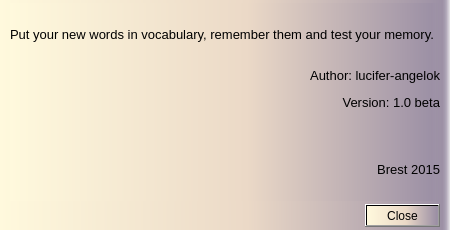
This is about.ui in igor-sobolev/Mini_Vocabulary as Qt 5 draws it before an edit. The edited form follows.
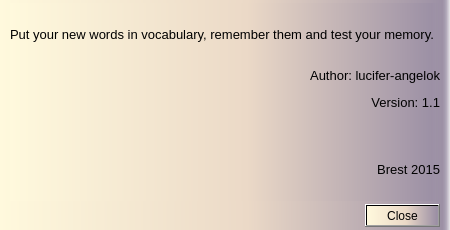
This is the edited form. Icons and pictures are not drawn.

Patch:
```diff
--- a/about.ui
+++ b/about.ui
@@ -80,7 +80,7 @@
       <string notr="true"/>
      </property>
      <property name="text">
-      <string>&lt;html&gt;&lt;head/&gt;&lt;body&gt;&lt;p&gt;&lt;span style=&quot; font-size:10pt;&quot;&gt;Put your new words in vocabulary, remember them and test your memory.&lt;br/&gt;&lt;/span&gt;&lt;/p&gt;&lt;p align=&quot;right&quot;&gt;&lt;span style=&quot; font-size:10pt;&quot;&gt;Author: lucifer-angelok&lt;/span&gt;&lt;/p&gt;&lt;p align=&quot;right&quot;&gt;&lt;span style=&quot; font-size:10pt;&quot;&gt;Version: 1.0 beta&lt;/span&gt;&lt;/p&gt;&lt;p align=&quot;right&quot;&gt;&lt;br/&gt;&lt;/p&gt;&lt;p align=&quot;right&quot;&gt;&lt;span style=&quot; font-size:10pt;&quot;&gt;Brest 2015&lt;/span&gt;&lt;/p&gt;&lt;/body&gt;&lt;/html&gt;</string>
+      <string>&lt;html&gt;&lt;head/&gt;&lt;body&gt;&lt;p&gt;&lt;span style=&quot; font-size:10pt;&quot;&gt;Put your new words in vocabulary, remember them and test your memory.&lt;br/&gt;&lt;/span&gt;&lt;/p&gt;&lt;p align=&quot;right&quot;&gt;&lt;span style=&quot; font-size:10pt;&quot;&gt;Author: lucifer-angelok&lt;/span&gt;&lt;/p&gt;&lt;p align=&quot;right&quot;&gt;&lt;span style=&quot; font-size:10pt;&quot;&gt;Version: 1.1&lt;/span&gt;&lt;/p&gt;&lt;p align=&quot;right&quot;&gt;&lt;br/&gt;&lt;/p&gt;&lt;p align=&quot;right&quot;&gt;&lt;span style=&quot; font-size:10pt;&quot;&gt;Brest 2015&lt;/span&gt;&lt;/p&gt;&lt;/body&gt;&lt;/html&gt;</string>
      </property>
     </widget>
    </item>
```
